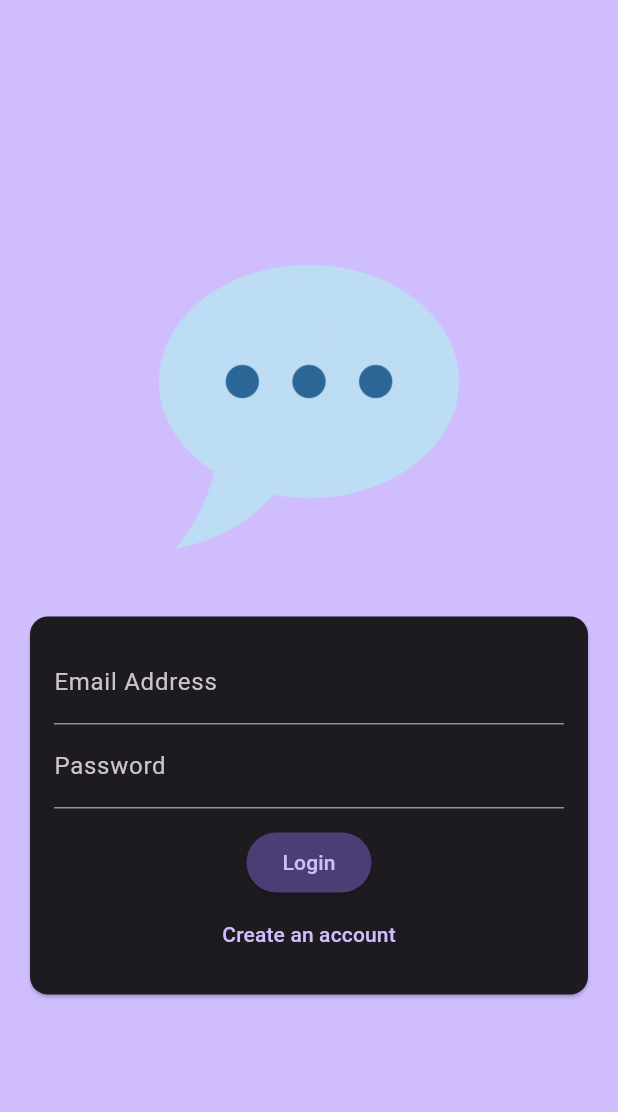
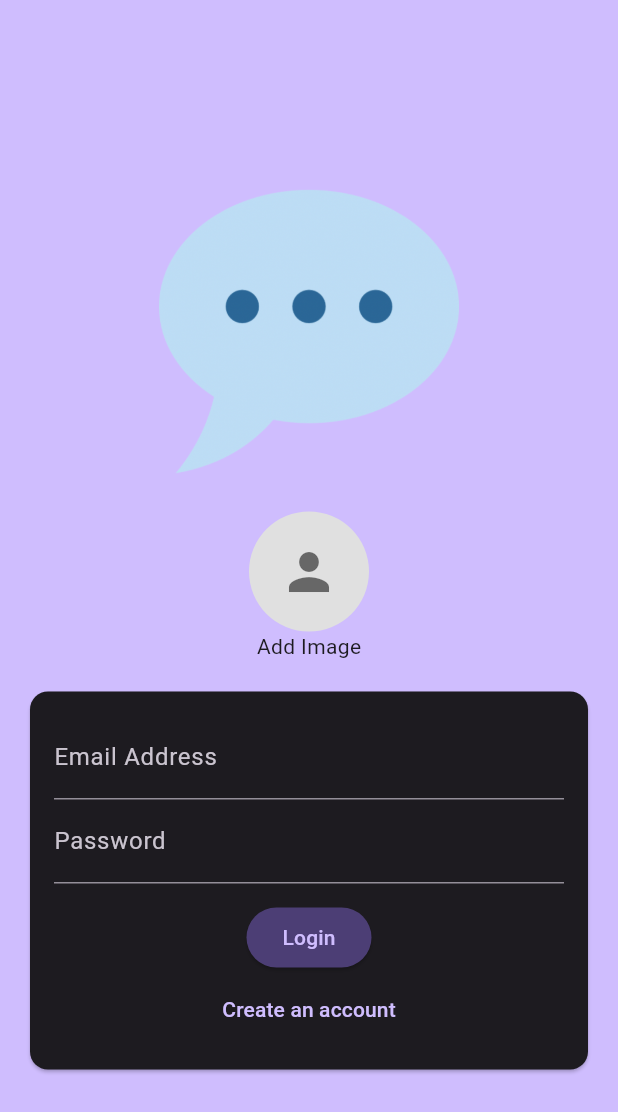
Before and after one commit to ashutosh1234ojha/AdvanceBasicFlutter, a Flutter app: the screen it shows after launch, on a phone screen of 412 x 824 dp. Shown: the top 1112 px of the screen. Run offline on Flutter 3.47's test engine with Material 3 defaults, Android fonts, the phone set to English and light mode, and no system bars; our stand-ins replace firebase_auth, firebase_core, flutter_riverpod, google_fonts, image_picker; accounts and stored records are empty.

Commit message:
image view added

```diff
--- a/lib/screens/auth.dart
+++ b/lib/screens/auth.dart
@@ -1,3 +1,6 @@
+import 'dart:io';
+
+import 'package:expense_trakcer/widgets/image.dart';
 import 'package:firebase_auth/firebase_auth.dart';
 import 'package:flutter/material.dart';
 
@@ -17,6 +20,8 @@ class _AuthScreenState extends State<AuthScreen> {
   var _enteredEmail = '';
   var _enteredPassword = '';
   final _form = GlobalKey<FormState>();
+
+  void _saveImage(File? image) {}
 
   void _submit() async {
     final isValid = _form.currentState!.validate();
@@ -66,6 +71,7 @@ class _AuthScreenState extends State<AuthScreen> {
                 width: 200,
                 child: Image.asset('assets/images/chat.png'),
               ),
+              ImageWidget(saveImage: _saveImage),
               Card(
                 margin: const EdgeInsets.all(20),
                 child: SingleChildScrollView(
--- /dev/null
+++ b/lib/widgets/image.dart
@@ -0,0 +1,67 @@
+import 'dart:io';
+
+import 'package:flutter/material.dart';
+import 'package:image_picker/image_picker.dart';
+
+class ImageWidget extends StatefulWidget {
+  ImageWidget({super.key, required this.saveImage});
+
+  Function(File) saveImage;
+
+  @override
+  State<ImageWidget> createState() {
+    return _ImageWidgetState();
+  }
+}
+
+class _ImageWidgetState extends State<ImageWidget> {
+  File? _selectedImage;
+  void _selectImage() async {
+    final ImagePicker picker = ImagePicker();
+    final XFile? photo = await picker.pickImage(
+      source: ImageSource.camera,
+      maxHeight: 50,
+      maxWidth: 150,
+      imageQuality: 50,
+    );
+
+    if (photo == null) {
+      return;
+    }
+    setState(() {
+      _selectedImage = File(photo!.path);
+    });
+
+    widget.saveImage(_selectedImage!);
+  }
+
+  @override
+  Widget build(BuildContext context) {
+    return GestureDetector(
+      onTap: () {
+        _selectImage();
+      },
+      child: Column(
+        children: [
+          Center(
+            child: CircleAvatar(
+              radius: 40,
+              backgroundColor: Colors.grey[300],
+              backgroundImage:
+                  _selectedImage != null ? FileImage(_selectedImage!) : null,
+              child:
+                  _selectedImage == null
+                      ? const Icon(
+                        Icons.person,
+                        size: 40,
+                        color: Colors.black54,
+                      )
+                      : null,
+            ),
+          ),
+          Text("Add Image"),
+        ],
+      ),
+    );
+  }
+}
--- a/pubspec.yaml
+++ b/pubspec.yaml
@@ -48,6 +48,7 @@ dependencies:
   sqflite: ^2.4.2
   firebase_core: ^4.2.1
   firebase_auth: ^6.1.2
+  cloud_firestore: ^6.1.0
 
 dev_dependencies:
   flutter_test:
```
Also changed, not shown: pubspec.lock, 3 other files.
